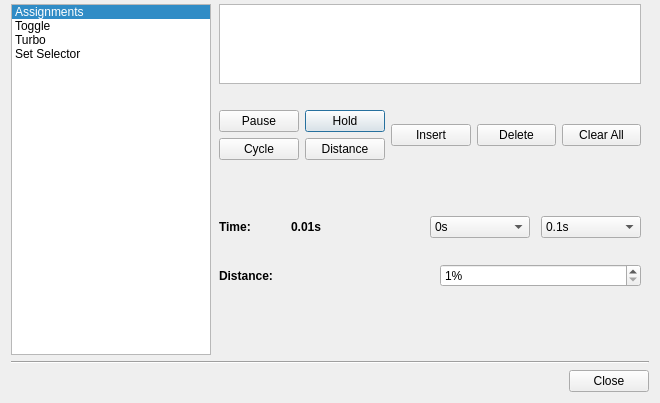
Qt form src/advancebuttondialog.ui (AntiMicroX/antimicrox) before a commit.
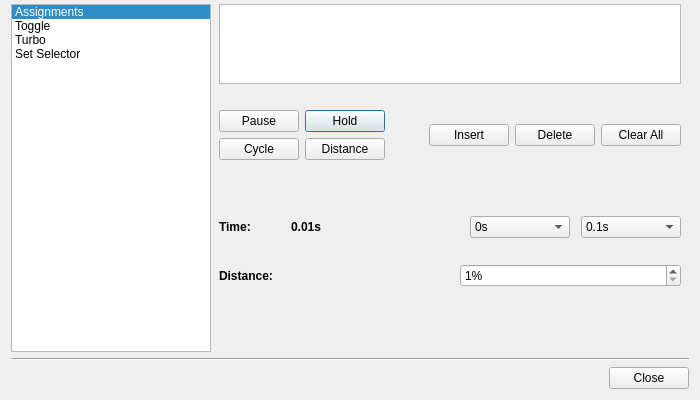
The same form after that commit. Icons and pictures are not drawn.

Commit message: Updated French translation file. Added theme icons to some widgets

What changed in the file:
```diff
--- a/src/advancebuttondialog.ui
+++ b/src/advancebuttondialog.ui
@@ -9,8 +9,8 @@
    <rect>
     <x>0</x>
     <y>0</y>
-    <width>660</width>
-    <height>403</height>
+    <width>700</width>
+    <height>400</height>
    </rect>
   </property>
   <property name="sizePolicy">
@@ -21,7 +21,7 @@
   </property>
   <property name="minimumSize">
    <size>
-    <width>660</width>
+    <width>700</width>
     <height>400</height>
    </size>
   </property>
@@ -230,11 +230,11 @@
               <enum>Qt::Horizontal</enum>
              </property>
              <property name="sizeType">
-              <enum>QSizePolicy::Expanding</enum>
+              <enum>QSizePolicy::MinimumExpanding</enum>
              </property>
              <property name="sizeHint" stdset="0">
               <size>
-               <width>40</width>
+               <width>30</width>
                <height>20</height>
               </size>
              </property>
```
Left out of the diff: 15 changed lines with no effect on the pictures. The commit also changes 5 other files.
